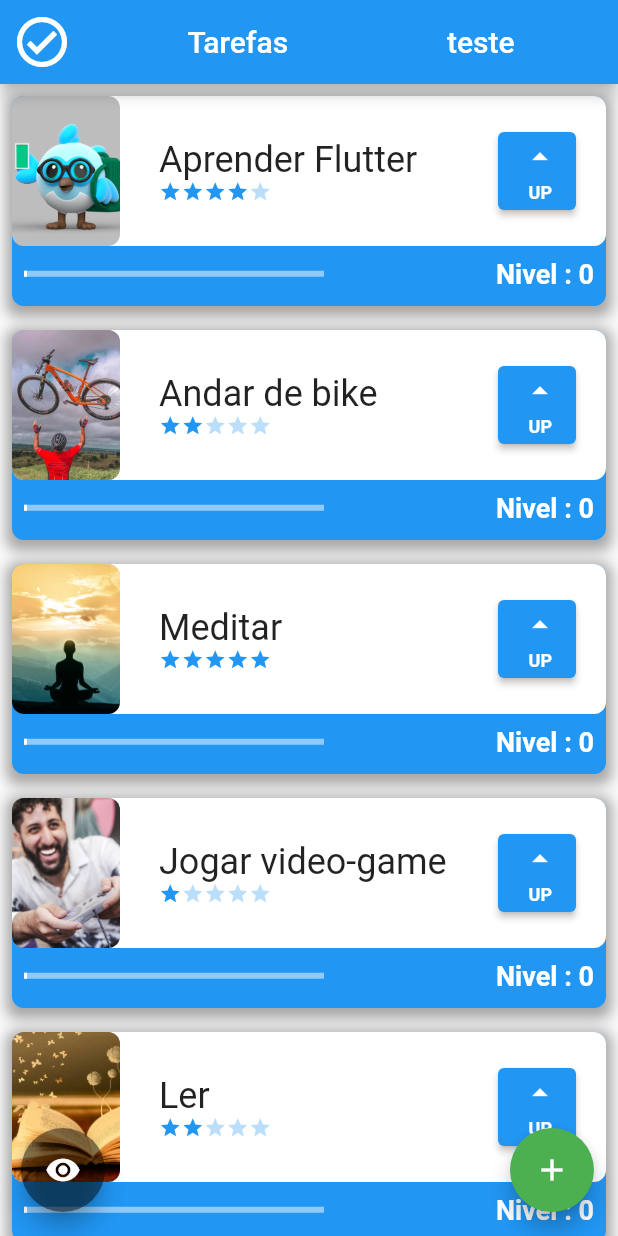
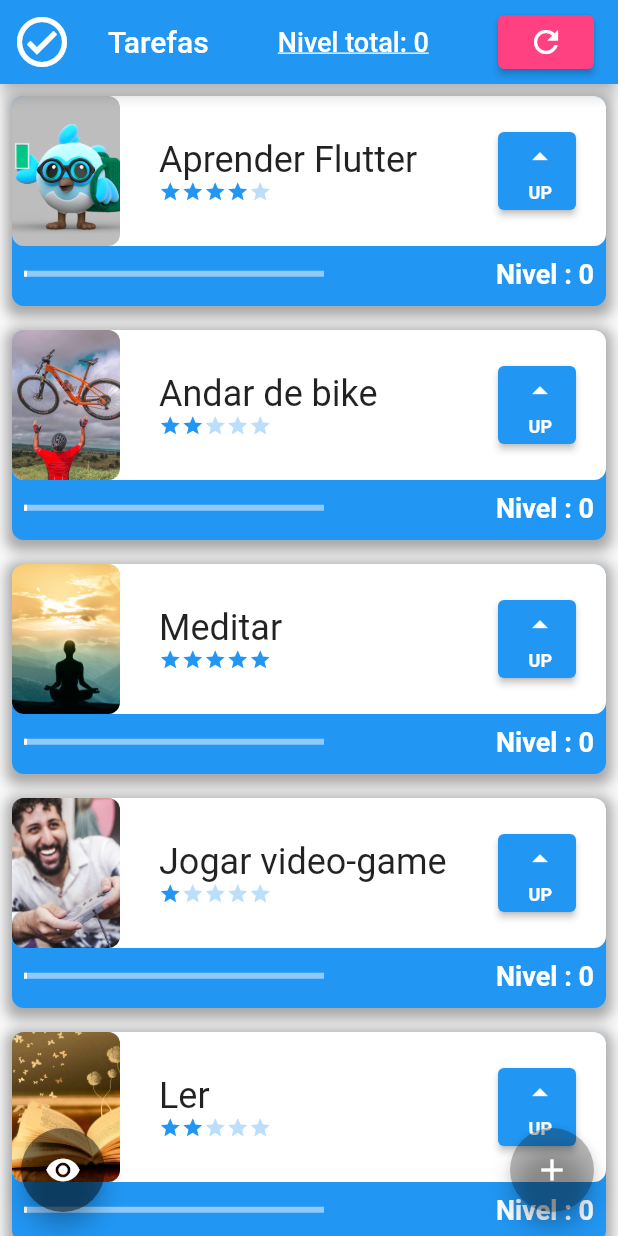
Before and after one commit to Patrickalvares/primeiro_projeto_flutter, a Flutter app: the screen it shows after launch, on a phone screen of 412 x 824 dp. Run offline on Flutter 3.47's test engine with Material 2 defaults, Android fonts, the phone set to English and light mode, and no system bars.

Commit message:
totallevel on app bar

```diff
--- a/lib/data/task_inherited.dart
+++ b/lib/data/task_inherited.dart
@@ -15,6 +15,8 @@ class TaskIncherited extends InheritedWidget {
     Task('Jogar video-game', 'assets/images/jogar.jpg', 1),
     Task('Ler', 'assets/images/livro.jpg', 2),
   ];
+
+
   void newTask(String name, String photo, int difficulty) {
     taskList.add(Task(name, photo, difficulty));
   }
@@ -22,7 +24,7 @@ class TaskIncherited extends InheritedWidget {
   int totalLevel() {
     int total = 0;
     for (int i = 0; i < (taskList.length - 1); i++) {
-      total += taskList[i].dificuldade;
+      total += taskList[i].nivel;
     }
     return total;
   }
--- a/lib/screens/initial_screen.dart
+++ b/lib/screens/initial_screen.dart
@@ -11,6 +11,7 @@ class InitialScreen extends StatefulWidget {
 
 class _InitialScreenState extends State<InitialScreen> {
   bool opacidade = true;
+  int totalNivel = 0;
 
   @override
   Widget build(BuildContext context) {
@@ -21,12 +22,27 @@ class _InitialScreenState extends State<InitialScreen> {
           size: 40,
         ),
         title: Row(
-          mainAxisAlignment: MainAxisAlignment.spaceAround,
+          mainAxisAlignment: MainAxisAlignment.spaceBetween,
           children: [
             const Text('Tarefas'),
             Container(
-              child: Text('teste'),
-            )
+              child: Text(
+                'Nivel total: ${totalNivel}',
+                style: TextStyle(
+                    fontSize: 18.0, decoration: TextDecoration.underline),
+              ),
+            ),
+            ElevatedButton(
+                style: const ButtonStyle(
+                  backgroundColor:
+                      MaterialStatePropertyAll<Color>(Colors.pinkAccent),
+                ),
+                onPressed: () {
+                  setState(() {
+                    totalNivel = TaskIncherited.of(context).totalLevel();
+                  });
+                },
+                child: Icon(Icons.refresh))
           ],
         ),
       ),
@@ -34,7 +50,12 @@ class _InitialScreenState extends State<InitialScreen> {
         opacity: opacidade ? 1 : 0,
         duration: const Duration(milliseconds: 1000),
         child: ListView(
-          children: TaskIncherited.of(context).taskList,
+          children: TaskIncherited.of(context).taskList/*List<Widget>.from(TaskIncherited.of(context).taskList)
+            ..add(
+              SizedBox(
+                height: 80,
+              ),
+            )*/,
         ),
       ),
       floatingActionButton: Row(
@@ -53,7 +74,7 @@ class _InitialScreenState extends State<InitialScreen> {
             ),
           ),
           FloatingActionButton(
-            backgroundColor: Colors.green,
+            backgroundColor: Colors.black26,
             child: const Icon(
               Icons.add,
             ),
```
Also changed, not shown: pubspec.lock.
